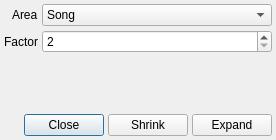
Before: the Qt Designer form src/expandshrinkdialog.ui in gitGNU/gnu_tutka, drawn with Qt 5.
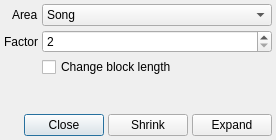
After: the same form once the commit is applied.

Commit message: New: Change block length when expanding or shrinking

What changed in the file:
```diff
--- a/src/expandshrinkdialog.ui
+++ b/src/expandshrinkdialog.ui
@@ -84,6 +84,13 @@
          </property>
         </widget>
        </item>
+       <item row="2" column="1">
+        <widget class="QCheckBox" name="checkBoxChangeBlockLength">
+         <property name="text">
+          <string>Change block length</string>
+         </property>
+        </widget>
+       </item>
       </layout>
      </item>
     </layout>
```
Left out of the diff: 11 changed lines with no effect on the pictures. The commit also changes 6 other files.
